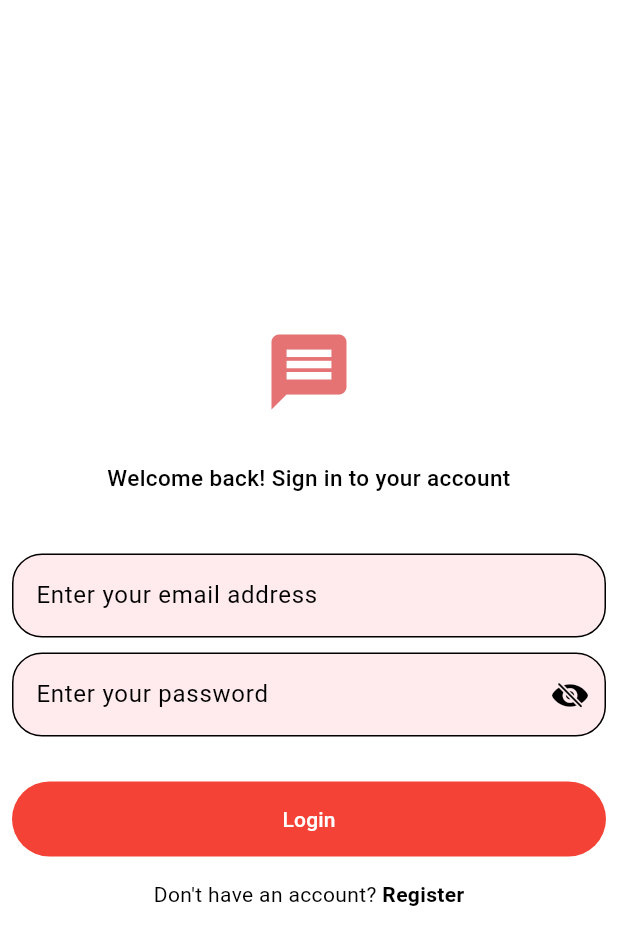
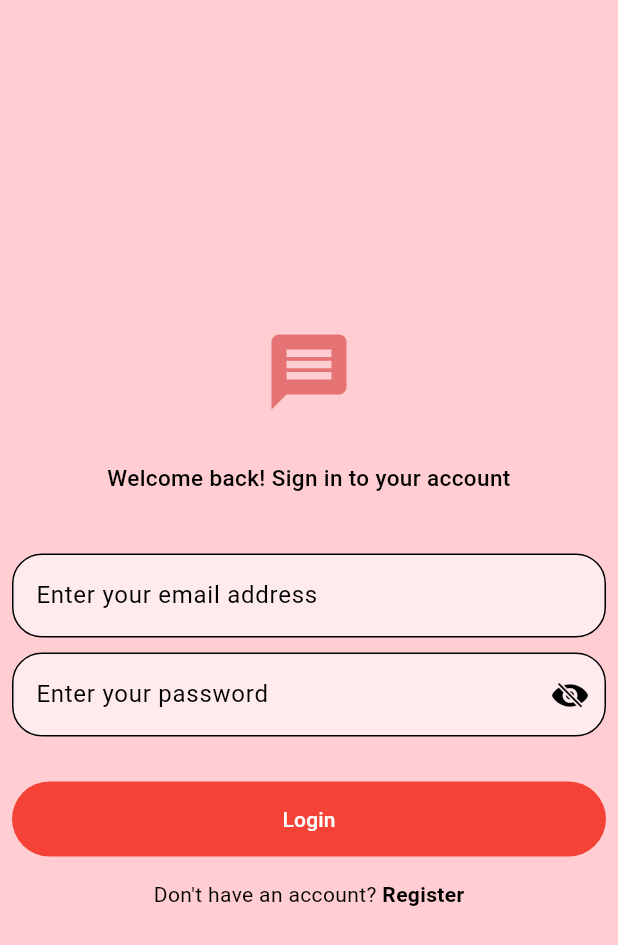
Before and after one commit to ogunkapc/Chatter, a Flutter app: the screen it shows after launch, on a phone screen of 412 x 824 dp. Shown: the top 945 px of the screen. Run offline on Flutter 3.47's test engine with Material 3 defaults, Android fonts, the phone set to English and light mode, and no system bars; our stand-ins replace cloud_firestore, firebase_auth, firebase_core; accounts and stored records are empty.

Commit message:
removed dark mode

```diff
--- a/lib/main.dart
+++ b/lib/main.dart
@@ -23,7 +23,7 @@ class MyApp extends StatelessWidget {
       debugShowCheckedModeBanner: false,
       title: 'Flutter Demo',
       theme: lightMode,
-      darkTheme: darkMode,
+      // darkTheme: darkMode,
       home: const AuthGate(),
     );
   }
--- a/lib/theme/dark_mode.dart
+++ b/lib/theme/dark_mode.dart
@@ -2,9 +2,9 @@ import 'package:flutter/material.dart';
 
 ThemeData darkMode = ThemeData(
   colorScheme: ColorScheme.dark(
-    background: Colors.grey.shade300,
-    primary: Colors.grey.shade500,
-    secondary: Colors.grey.shade200,
+    surface: Colors.red.shade100,
+    primary: Colors.red.shade300,
+    secondary: Colors.red.shade50,
     tertiary: Colors.white,
     inversePrimary: Colors.grey.shade900,
   ),
--- a/lib/theme/light_mode.dart
+++ b/lib/theme/light_mode.dart
@@ -2,7 +2,7 @@ import 'package:flutter/material.dart';
 
 ThemeData lightMode = ThemeData(
   colorScheme: ColorScheme.light(
-    background: Colors.red.shade100,
+    surface: Colors.red.shade100,
     primary: Colors.red.shade300,
     secondary: Colors.red.shade50,
     tertiary: Colors.white,
--- a/lib/widgets/my_text_form_field.dart
+++ b/lib/widgets/my_text_form_field.dart
@@ -6,14 +6,14 @@ class MyTextFormField extends StatefulWidget {
     super.key,
     required this.controller,
     this.keyboardType,
-    required this.errorMessage,
+    this.errorMessage,
     required this.hintText,
     this.isPasswordField = false,
   });
 
   final TextEditingController controller;
   final TextInputType? keyboardType;
-  final String errorMessage;
+  final String? errorMessage;
   final String hintText;
   final bool isPasswordField;
 
```
